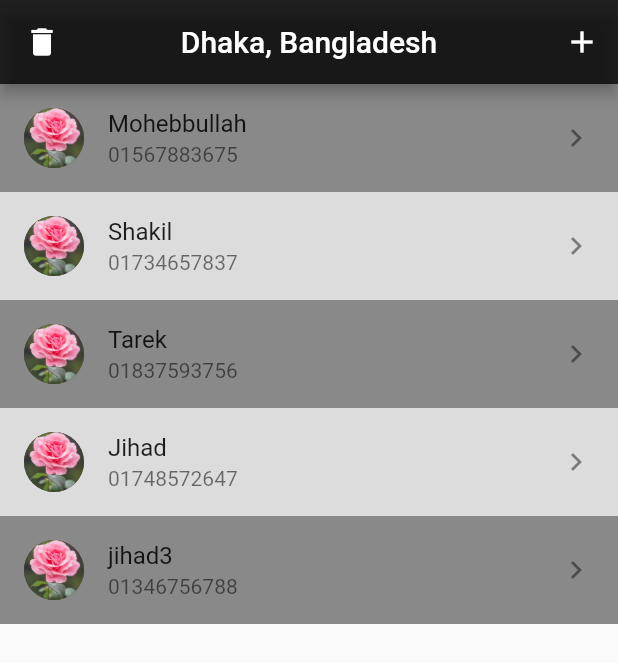
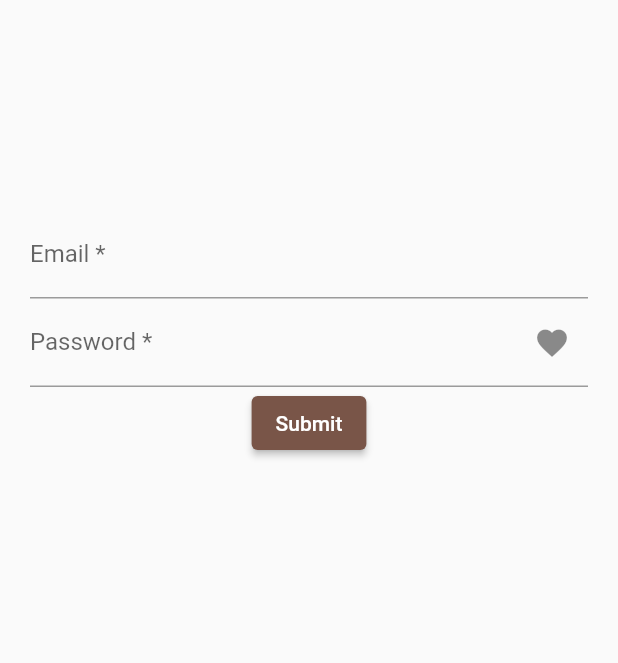
Before and after one commit to TarekFaysal/flutter_project_1, a Flutter app: the screen it shows after launch, on a phone screen of 412 x 824 dp. Shown: the top 663 px of the screen. Run offline on Flutter 3.47's test engine with Material 2 defaults, Android fonts, the phone set to English and light mode, and no system bars; our stand-ins replace email_validator.

```diff
--- a/lib/main.dart
+++ b/lib/main.dart
@@ -1,4 +1,6 @@
 import 'package:flutter/material.dart';
+import 'package:flutter_project_1/screens/second/second_screen.dart';
+import 'package:flutter_project_1/screens/third/third_screen.dart';
 import 'package:flutter_project_1/screens/welcome/welcome_screen.dart';
 
 void main() {
@@ -28,6 +30,10 @@ class MyApp extends StatelessWidget {
         visualDensity: VisualDensity.adaptivePlatformDensity,
       ),
       home: WelcomeScreen(),
+      routes: {
+        SecondScreen.routeName: (ctx) => SecondScreen(),
+        ThirdScreen.routeName: (ctx) => ThirdScreen(),
+      },
     );
   }
 }
--- /dev/null
+++ b/lib/model/user.dart
@@ -0,0 +1,6 @@
+class User {
+  var firstName;
+  var lastName;
+
+  User({this.firstName, this.lastName});
+}
--- a/lib/screens/welcome/welcome_screen.dart
+++ b/lib/screens/welcome/welcome_screen.dart
@@ -1,3 +1,4 @@
+import 'package:email_validator/email_validator.dart';
 import 'package:flutter/material.dart';
 
 class WelcomeScreen extends StatefulWidget {
@@ -8,63 +9,80 @@ class WelcomeScreen extends StatefulWidget {
 }
 
 class _WelcomeScreenState extends State<WelcomeScreen> {
-  List<String> names = ["Mohebbullah", "Shakil", "Tarek", "Jihad", "jihad3"];
-
-  List<String> phoneNumbers = [
-    "01567883675",
-    "01734657837",
-    "01837593756",
-    "01748572647",
-    "01346756788"
-  ];
-
+  final _formKey = GlobalKey<FormState>();
+  TextEditingController emailTextEditingController = TextEditingController();
+  TextEditingController passwordTextEditingController = TextEditingController();
+  bool showPassword = false;
   @override
   Widget build(BuildContext context) {
     return Scaffold(
-        appBar: AppBar(
-          backgroundColor: Colors.black87,
-          centerTitle: true,
-          title:
-              Text("Dhaka, Bangladesh", style: TextStyle(color: Colors.white)),
-          actions: [
-            IconButton(
-                icon: Icon(
-                  Icons.add,
-                  color: Colors.white,
+        body: Container(
+      margin: EdgeInsets.all(20),
+      child: Column(
+        children: [
+          SizedBox(
+            height: 120,
           ),
+          Form(
+            key: _formKey,
+            child: Column(
+              children: [
+                TextFormField(
+                  validator: (value) {
+                    if (EmailValidator.validate(value)) {
+                      return null;
+                    } else {
+                      return "Please enter a valid email";
+                    }
+                  },
+                  controller: emailTextEditingController,
+                  decoration: InputDecoration(
+                      hintText: "example@email.com", labelText: "Email *"),
+                ),
+                TextFormField(
+                  obscureText: showPassword,
+                  validator: (value) {
+                    if (value.length > 6) {
+                      return null;
+                    } else {
+                      return "password must be a minimum of 6 characters";
+                    }
+                  },
+                  controller: passwordTextEditingController,
+                  decoration: InputDecoration(
+                      suffixIcon: IconButton(
                         onPressed: () {
                           setState(() {
-                    if (names.length < 20) {
-                      names.add("Hridoy");
-                      phoneNumbers.add("01456767865");
-                    }
-                  });
-                }),
-          ],
-          leading: IconButton(
-            onPressed: () {
-              setState(() {
-                if (names.length != 0) {
-                  names.remove(names.last);
-                  phoneNumbers.remove(phoneNumbers.last);
+                            if (showPassword == true) {
+                              showPassword = false;
+                            } else {
+                              showPassword = true;
                             }
                           });
                         },
-            icon: Icon(Icons.delete, color: Colors.white),
+                        icon: showPassword
+                            ? Icon(Icons.face)
+                            : Icon(Icons.favorite),
+                      ),
+                      labelStyle: TextStyle(),
+                      hintText: "******",
+                      labelText: "Password *"),
+                )
+              ],
             ),
           ),
-        body: ListView.builder(
-            itemCount: names.length,
-            itemBuilder: (context, index) {
-              return ListTile(
-                leading: CircleAvatar(
-                  backgroundImage: AssetImage("asset/images/flower.jpeg"),
+          ElevatedButton(
+              onPressed: () {
+                if (_formKey.currentState.validate()) {
+                  String email = emailTextEditingController.text;
+                  String password = passwordTextEditingController.text;
+                  print(email);
+                  print(password);
+                }
+              },
+              child: Text("Submit")),
+        ],
       ),
-                tileColor: (index % 2 == 0) ? Colors.black45 : Colors.black12,
-                title: Text(names[index]),
-                subtitle: Text(phoneNumbers[index]),
-                trailing: Icon(Icons.keyboard_arrow_right),
-              );
-            }));
+    ));
   }
 }
--- a/pubspec.yaml
+++ b/pubspec.yaml
@@ -23,6 +23,7 @@ environment:
 dependencies:
   flutter:
     sdk: flutter
+  email_validator: ^2.0.1
 
   # The following adds the Cupertino Icons font to your application.
   # Use with the CupertinoIcons class for iOS style icons.
@@ -45,6 +46,7 @@ flutter:
   # To add assets to your application, add an assets section, like this:
   assets:
     - asset/images/
+    - asset/icons/
 
   # An image asset can refer to one or more resolution-specific "variants", see
   # https://flutter.dev/assets-and-images/#resolution-aware.
```
Also changed, not shown: lib/screens/second/second_screen.dart (added, +32 -0 lines), lib/screens/third/third_screen.dart (added, +15 -0 lines), asset/icons/sociologo.png (added), pubspec.lock, 5 other files. Lines whose indentation alone changed are shown as unchanged.
